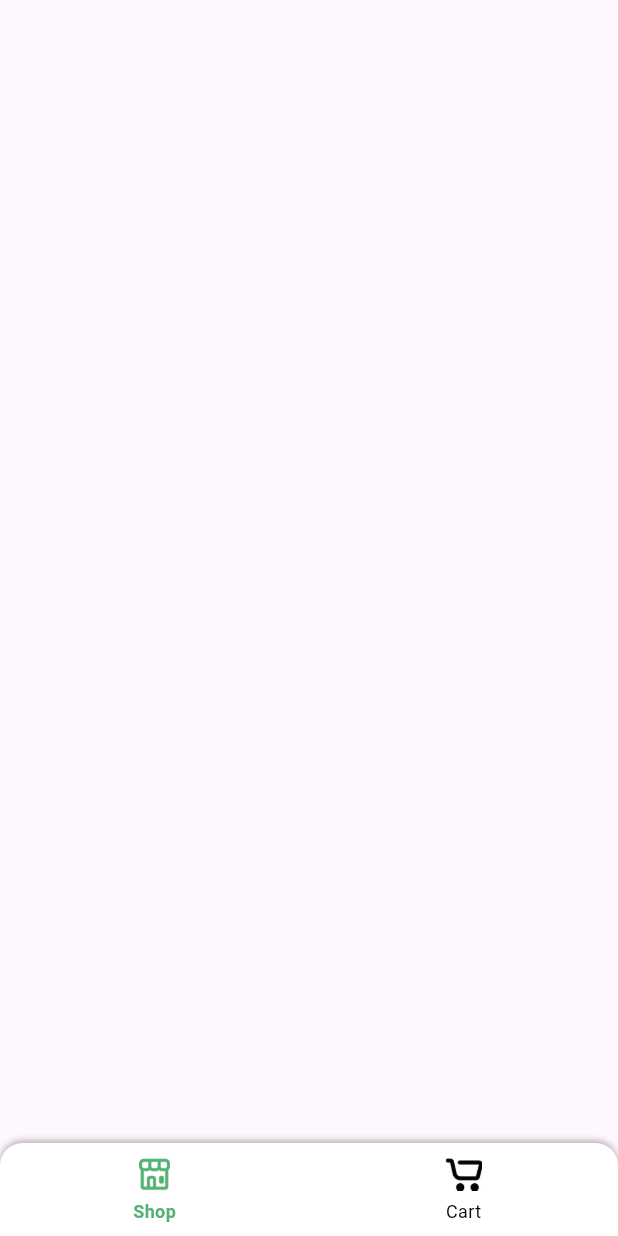
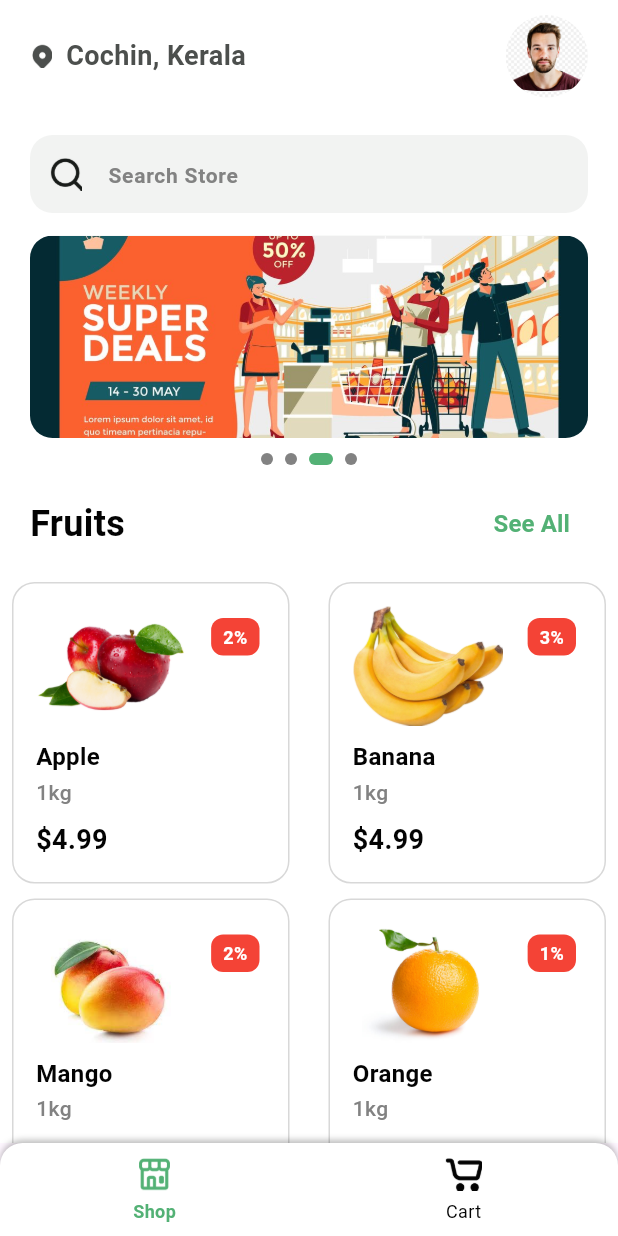
Before and after one commit to anilantony49/e-commerce-app_machine-test, a Flutter app: the screen it shows after launch, on a phone screen of 412 x 824 dp. Run offline on Flutter 3.47's test engine with Material 3 defaults, Android fonts, the phone set to English and light mode, and no system bars; drawn by our look-alikes of smooth_page_indicator.

Commit message:
Homescreen UI complete

```diff
--- a/lib/main_screen.dart
+++ b/lib/main_screen.dart
@@ -1,4 +1,5 @@
 import 'package:e_commerce_app/others/bottom_navigation.dart';
+import 'package:e_commerce_app/view/home/home_screen.dart';
 import 'package:flutter/material.dart';
 
 class MainScreen extends StatefulWidget {
@@ -12,7 +13,7 @@ class _MainScreenState extends State<MainScreen> {
   List<Widget> pages = [];
   @override
   void initState() {
-    // pages = [const HomeScreen(), const CartScreen()];
+    pages = [const HomeScreen(), const HomeScreen()];
 
     super.initState();
   }
--- /dev/null
+++ b/lib/utils/text.dart
@@ -0,0 +1,7 @@
+class AppText {
+  static String fruitTitle = 'Fruits';
+  static String groceriesTitle = 'Groceries';
+  static String seeAll = 'See All';
+  static String searchStore = 'Search Store';
+  static String address = 'Cochin, Kerala';
+}
--- /dev/null
+++ b/lib/view/home/home_screen.dart
@@ -0,0 +1,98 @@
+import 'dart:async';
+
+import 'package:e_commerce_app/utils/text.dart';
+import 'package:e_commerce_app/view/home/widgets/build_banner.dart';
+import 'package:e_commerce_app/view/home/widgets/build_header.dart';
+import 'package:e_commerce_app/view/home/widgets/build_product_card.dart';
+import 'package:e_commerce_app/view/home/widgets/build_search_bar.dart';
+import 'package:e_commerce_app/view/home/widgets/build_title.dart';
+import 'package:e_commerce_app/widgets/product_list.dart';
+import 'package:flutter/material.dart';
+import 'package:smooth_page_indicator/smooth_page_indicator.dart';
+import '../../utils/colors.dart';
+
+// List<CartModels> items = [];
+
+class HomeScreen extends StatefulWidget {
+  const HomeScreen({super.key});
+
+  @override
+  State<HomeScreen> createState() => _HomeScreenState();
+}
+
+class _HomeScreenState extends State<HomeScreen> {
+  final PageController pageController = PageController();
+  int _currentPage = 0;
+
+  @override
+  void initState() {
+    super.initState();
+    // Automatically change pages every 3 seconds
+    Timer.periodic(const Duration(seconds: 3), (timer) {
+      if (pageController.hasClients) {
+        _currentPage = (_currentPage + 1) % 4;
+        pageController.animateToPage(
+          _currentPage,
+          duration: const Duration(milliseconds: 300),
+          curve: Curves.easeInOut,
+        );
+      }
+    });
+  }
+
+  @override
+  void dispose() {
+    pageController.dispose();
+    super.dispose();
+  }
+
+  @override
+  Widget build(BuildContext context) {
+    TextEditingController txtSearch = TextEditingController();
+    return Scaffold(
+        backgroundColor: Colors.white,
+        body: SafeArea(
+            child: SingleChildScrollView(
+          child: Column(
+            crossAxisAlignment: CrossAxisAlignment.center,
+            children: [
+              buildHeader(),
+              const SizedBox(
+                height: 15,
+              ),
+              buildSearchBar(txtSearch),
+              const SizedBox(
+                height: 15,
+              ),
+              buildBanner(pageController),
+              const SizedBox(height: 10),
+              SmoothPageIndicator(
+                controller: pageController,
+                count: 4,
+                effect: ExpandingDotsEffect(
+                  activeDotColor: Appcolor.primary,
+                  dotColor: Appcolor.secondaryText,
+                  dotHeight: 8,
+                  dotWidth: 8,
+                  expansionFactor: 2,
+                ),
+              ),
+              buildTitle(title: AppText.fruitTitle),
+              BuildProductCard(
+                products: fruits,
+              ),
+              const SizedBox(
+                height: 15,
+              ),
+              buildTitle(title: AppText.groceriesTitle),
+              const SizedBox(
+                height: 15,
+              ),
+              BuildProductCard(
+                products: groceries,
+              ),
+            ],
+          ),
+        )));
+  }
+}
--- /dev/null
+++ b/lib/view/home/widgets/build_banner.dart
@@ -0,0 +1,39 @@
+import 'package:flutter/material.dart';
+
+Widget buildBanner(PageController pageController) {
+  return Padding(
+    padding: const EdgeInsets.symmetric(horizontal: 20),
+    child: Container(
+      width: double.maxFinite,
+      height: 135,
+      decoration: BoxDecoration(
+          color: const Color(0xffF2F3F2),
+          borderRadius: BorderRadius.circular(15)),
+      alignment: Alignment.center,
+      child: ClipRRect(
+        borderRadius: BorderRadius.circular(15),
+        child: PageView(
+          controller: pageController,
+          children: [
+            Image.asset(
+              "assets/img/banner1.jpeg",
+              fit: BoxFit.cover,
+            ),
+            Image.asset(
+              "assets/img/banner2.jpg",
+              fit: BoxFit.cover,
+            ),
+            Image.asset(
+              "assets/img/banner3.jpg",
+              fit: BoxFit.cover,
+            ),
+            Image.asset(
+              "assets/img/banner4.jpg",
+              fit: BoxFit.cover,
+            ),
+          ],
+        ),
+      ),
+    ),
+  );
+}
--- /dev/null
+++ b/lib/view/home/widgets/build_header.dart
@@ -0,0 +1,35 @@
+import 'package:e_commerce_app/utils/colors.dart';
+import 'package:e_commerce_app/utils/text.dart';
+import 'package:flutter/material.dart';
+
+
+Widget buildHeader() {
+  return Padding(
+    padding: const EdgeInsets.symmetric(horizontal: 20, vertical: 10),
+    child: Row(
+      mainAxisAlignment: MainAxisAlignment.spaceBetween,
+      children: [
+        Image.asset(
+          "assets/img/location.png",
+          width: 16,
+          height: 16,
+        ),
+        const SizedBox(
+          width: 8,
+        ),
+        Text(
+          AppText.address,
+          style: TextStyle(
+              color: Appcolor.darkGray,
+              fontSize: 18,
+              fontWeight: FontWeight.w600),
+        ),
+        const Spacer(),
+        ClipOval(
+          child: Image.asset("assets/img/profile picture.webp",
+              width: 55, height: 55, fit: BoxFit.cover),
+        ),
+      ],
+    ),
+  );
+}
--- /dev/null
+++ b/lib/view/home/widgets/build_product_card.dart
@@ -0,0 +1,113 @@
+import 'package:e_commerce_app/utils/colors.dart';
+import 'package:flutter/material.dart';
+
+class BuildProductCard extends StatelessWidget {
+  final List products;
+  const BuildProductCard({
+    super.key,
+    required this.products,
+  });
+
+  @override
+  Widget build(BuildContext context) {
+    return GridView.builder(
+      shrinkWrap: true,
+      physics: const NeverScrollableScrollPhysics(),
+      gridDelegate: const SliverGridDelegateWithFixedCrossAxisCount(
+        crossAxisCount: 2,
+        mainAxisSpacing: 10,
+        crossAxisSpacing: 10,
+      ),
+      itemCount: 4,
+      itemBuilder: (context, index) {
+        var product = products[index];
+        return InkWell(
+          child: Container(
+            width: 180,
+            margin: const EdgeInsets.symmetric(horizontal: 8),
+            padding: const EdgeInsets.all(15),
+            decoration: BoxDecoration(
+              color: Colors.white,
+              border: Border.all(
+                  // ignore: deprecated_member_use
+                  color: Appcolor.placeholder.withOpacity(0.5),
+                  width: 1),
+              borderRadius: BorderRadius.circular(15),
+            ),
+            child: Stack(
+              children: [
+                Positioned(
+                  top: 8,
+                  right: 4,
+                  child: Container(
+                    padding:
+                        const EdgeInsets.symmetric(vertical: 4, horizontal: 8),
+                    decoration: BoxDecoration(
+                      color: Colors.red,
+                      borderRadius: BorderRadius.circular(8),
+                    ),
+                    child: Text(
+                      "${product["discount"]}%",
+                      style: const TextStyle(
+                        color: Colors.white,
+                        fontSize: 12,
+                        fontWeight: FontWeight.w700,
+                      ),
+                    ),
+                  ),
+                ),
+                Column(
+                  crossAxisAlignment: CrossAxisAlignment.start,
+                  children: [
+                    Image.asset(
+                      product["icon"]!,
+                      width: 100,
+                      height: 80,
+                      fit: BoxFit.contain,
+                    ),
+                    const Spacer(),
+                    Text(
+                      product["name"]!,
+                      style: TextStyle(
+                          color: Appcolor.primaryText,
+                          fontSize: 16,
+                          fontWeight: FontWeight.w700),
+                    ),
+                    const SizedBox(
+                      height: 2,
+                    ),
+                    Row(
+                      children: [
+                        Text(
+                          "${product["qty"]}${product["unit"]}",
+                          style: TextStyle(
+                              color: Appcolor.secondaryText,
+                              fontSize: 14,
+                              fontWeight: FontWeight.w500),
+                        ),
+                      ],
+                    ),
+                    const Spacer(),
+                    Row(
+                      mainAxisAlignment: MainAxisAlignment.spaceBetween,
+                      children: [
+                        Text(
+                          "\$${product["price"]}",
+                          style: TextStyle(
+                              color: Appcolor.primaryText,
+                              fontSize: 18,
+                              fontWeight: FontWeight.w600),
+                        ),
+
+                      ],
+                    ),
+                  ],
+                ),
+              ],
+            ),
+          ),
+        ); // Grid item widget
+      },
+    );
+  }
+}
--- /dev/null
+++ b/lib/view/home/widgets/build_search_bar.dart
@@ -0,0 +1,39 @@
+import 'package:e_commerce_app/utils/colors.dart';
+import 'package:e_commerce_app/utils/text.dart';
+import 'package:flutter/material.dart';
+
+
+Widget buildSearchBar(TextEditingController controller) {
+  return Padding(
+    padding: const EdgeInsets.symmetric(horizontal: 20),
+    child: Container(
+      height: 52,
+      decoration: BoxDecoration(
+          color: const Color(0xffF2F3F2),
+          borderRadius: BorderRadius.circular(15)),
+      alignment: Alignment.center,
+      child: TextField(
+        controller: controller,
+        decoration: InputDecoration(
+          contentPadding: const EdgeInsets.symmetric(vertical: 16),
+          prefixIcon: Padding(
+            padding: const EdgeInsets.all(13.0),
+            child: Image.asset(
+              "assets/img/search.png",
+              width: 20,
+              height: 20,
+            ),
+          ),
+          border: InputBorder.none,
+          enabledBorder: InputBorder.none,
+          focusedBorder: InputBorder.none,
+          hintText: AppText.searchStore,
+          hintStyle: TextStyle(
+              color: Appcolor.secondaryText,
+              fontSize: 14,
+              fontWeight: FontWeight.w600),
+        ),
+      ),
+    ),
+  );
+}
--- /dev/null
+++ b/lib/view/home/widgets/build_title.dart
@@ -0,0 +1,11 @@
+  import 'package:e_commerce_app/widgets/section_view.dart';
+import 'package:flutter/material.dart';
+
+
+Widget buildTitle({required String title}) {
+    return SectionView(
+      title: title,
+      padding: const EdgeInsets.symmetric(vertical: 15, horizontal: 20),
+      onPressed: () {},
+    );
+  }
--- /dev/null
+++ b/lib/widgets/product_list.dart
@@ -0,0 +1,68 @@
+final List<Map<String, String>> fruits = [
+  {
+    "name": "Apple",
+    "icon": "assets/img/apple_red.png",
+    "qty": "1",
+    "unit": "kg",
+    "price": "4.99",
+    "discount": "2"
+  },
+  {
+    "name": "Banana",
+    "icon": "assets/img/banana.png",
+    "qty": "1",
+    "unit": "kg",
+    "price": "4.99",
+    "discount": "3"
+  },
+  {
+    "name": "Mango",
+    "icon": "assets/img/mango.jpeg",
+    "qty": "1",
+    "unit": "kg",
+    "price": "4.99",
+    "discount": "2"
+  },
+  {
+    "name": "Orange",
+    "icon": "assets/img/orange.jpg",
+    "qty": "1",
+    "unit": "kg",
+    "price": "4.99",
+    "discount": "1"
+  }
+];
+final List<Map<String, String>> groceries = [
+  {
+    "name": "Cocacola",
+    "icon": "assets/img/cocacola_can.png",
+    "qty": "1",
+    "unit": "Qty",
+    "price": "4.99",
+    "discount": "2"
+  },
+  {
+    "name": "Egg",
+    "icon": "assets/img/egg_chicken_red.png",
+    "qty": "1",
+    "unit": "Qty",
+    "price": "4.99",
+    "discount": "3"
+  },
+  {
+    "name": "Noodles",
+    "icon": "assets/img/egg_noodles.png",
+    "qty": "1",
+    "unit": "Qty",
+    "price": "4.99",
+    "discount": "1"
+  },
+  {
+    "name": "Sprite",
+    "icon": "assets/img/sprite_can.png",
+    "qty": "1",
+    "unit": "Qty",
+    "price": "4.99",
+    "discount": "2"
+  }
+];
--- /dev/null
+++ b/lib/widgets/section_view.dart
@@ -0,0 +1,46 @@
+import 'package:e_commerce_app/utils/colors.dart';
+import 'package:e_commerce_app/utils/text.dart';
+import 'package:flutter/material.dart';
+
+class SectionView extends StatelessWidget {
+  final String title;
+  final bool isShowSeeAllButton;
+  final VoidCallback onPressed;
+  final EdgeInsets? padding;
+
+  const SectionView(
+      {super.key,
+      required this.title,
+      this.isShowSeeAllButton = true,
+      this.padding,
+      required this.onPressed});
+
+  @override
+  Widget build(BuildContext context) {
+    return Container(
+      padding: padding,
+      child: Row(
+        mainAxisAlignment: MainAxisAlignment.spaceBetween,
+        children: [
+          Text(
+            title,
+            style: TextStyle(
+                color: Appcolor.primaryText,
+                fontSize: 24,
+                fontWeight: FontWeight.w600),
+          ),
+          TextButton(
+            onPressed: onPressed,
+            child: Text(
+              AppText.seeAll,
+              style: TextStyle(
+                  color: Appcolor.primary,
+                  fontSize: 16,
+                  fontWeight: FontWeight.w600),
+            ),
+          )
+        ],
+      ),
+    );
+  }
+}
```
Also changed, not shown: pubspec.yaml (+4 -10 lines), pubspec.lock.
